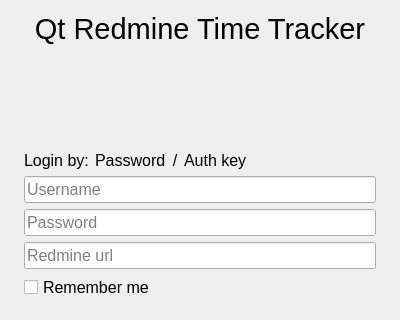
Qt form AuthWidget.ui (minigo/grtt) before a commit; both pictures show x 0 to 400 and y 96 to 416 of the 400 by 640 pixel window.
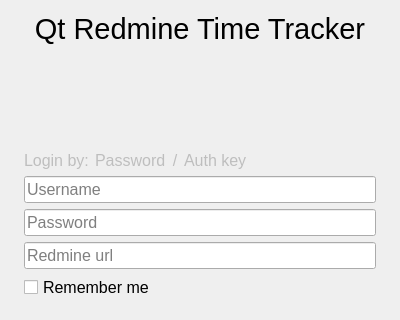
The same form after that commit.

Diff of the .ui file:
```diff
--- a/AuthWidget.ui
+++ b/AuthWidget.ui
@@ -65,6 +65,9 @@
     <layout class="QHBoxLayout" name="horizontalLayout">
      <item>
       <widget class="QLabel" name="label">
+       <property name="enabled">
+        <bool>false</bool>
+       </property>
        <property name="font">
         <font>
          <pointsize>12</pointsize>
@@ -77,6 +80,9 @@
      </item>
      <item>
       <widget class="QLabel" name="_labelPassword">
+       <property name="enabled">
+        <bool>false</bool>
+       </property>
        <property name="font">
         <font>
          <pointsize>12</pointsize>
@@ -89,6 +95,9 @@
      </item>
      <item>
       <widget class="QLabel" name="label_4">
+       <property name="enabled">
+        <bool>false</bool>
+       </property>
        <property name="font">
         <font>
          <pointsize>12</pointsize>
@@ -104,6 +113,9 @@
      </item>
      <item>
       <widget class="QLabel" name="_labelAuthKey">
+       <property name="enabled">
+        <bool>false</bool>
+       </property>
        <property name="font">
         <font>
          <pointsize>12</pointsize>
```
